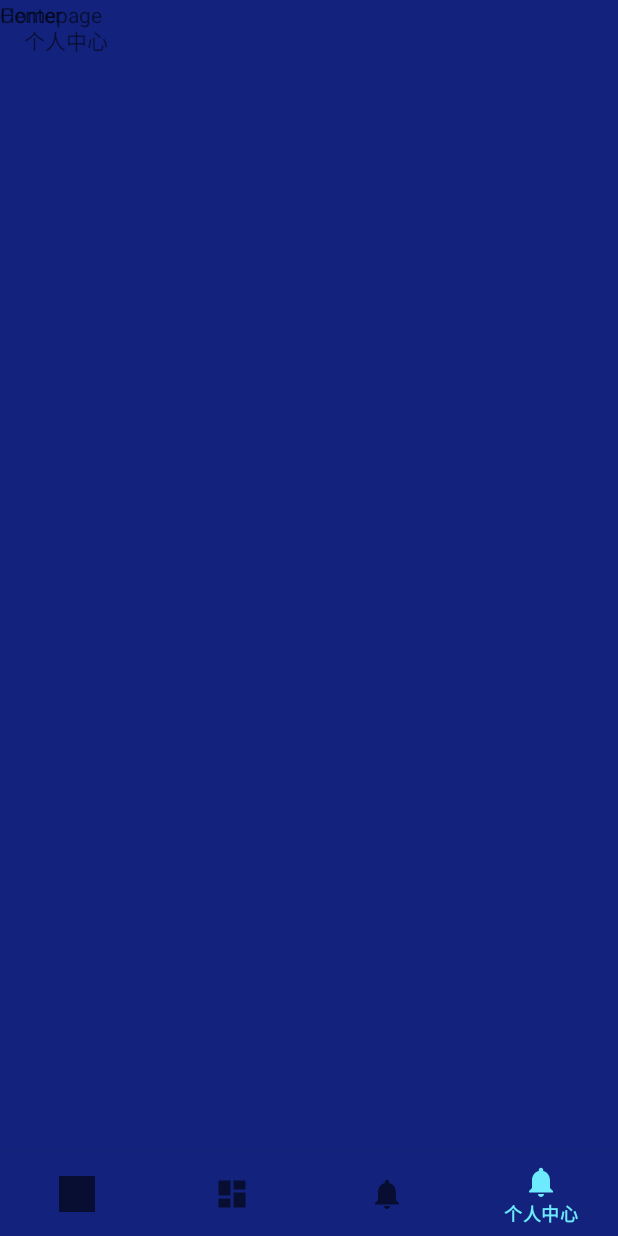
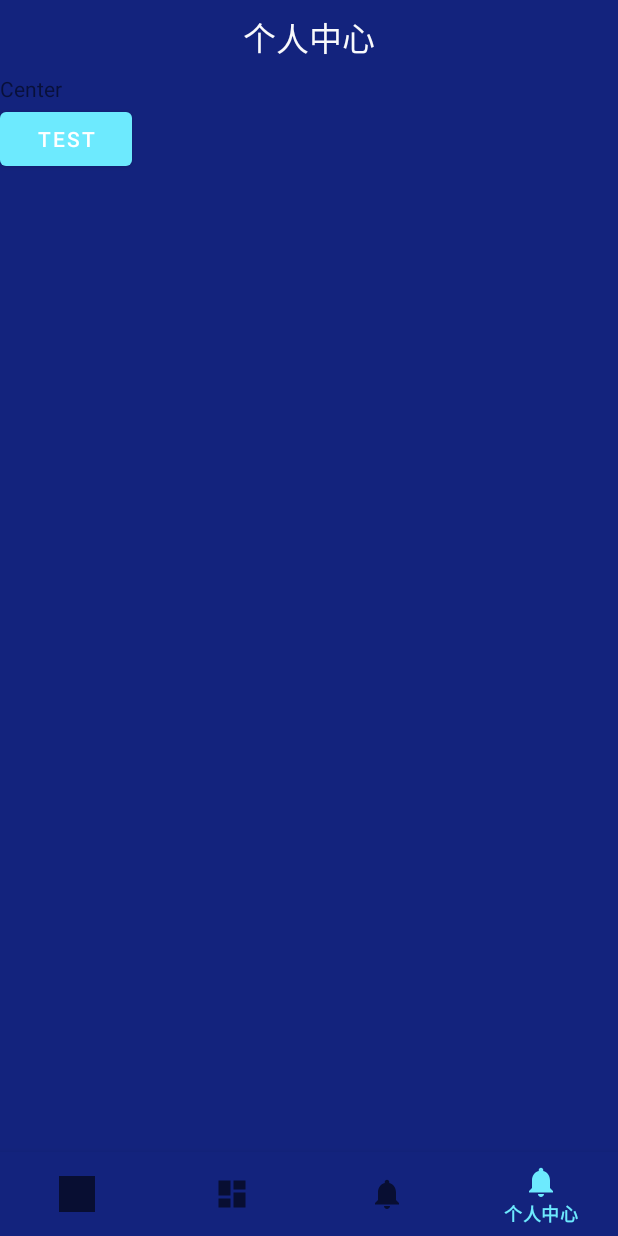
Before and after one commit to addaddgo/HealthCare, an Android app: the MainActivity screen opened directly, with no data from a screen before it, item 4 of the bottom bar chosen, on a phone screen of 412 x 824 dp. Run offline under Robolectric (Android 15) with nearby library versions, the light colour scheme and no system bars.

Commit message:
add the top TextView

```diff
--- a/app/build.gradle
+++ b/app/build.gradle
@@ -4,7 +4,7 @@ android {
     compileSdkVersion 28
     defaultConfig {
         applicationId "com.kyle.heathcare"
-        minSdkVersion 16
+        minSdkVersion 21
         targetSdkVersion 28
         versionCode 1
         versionName "1.0"
--- a/app/src/main/java/com/kyle/heathcare/MainActivity.java
+++ b/app/src/main/java/com/kyle/heathcare/MainActivity.java
@@ -1,7 +1,6 @@
 package com.kyle.heathcare;
 
 import android.os.Bundle;
-import android.support.annotation.NonNull;
 import android.support.design.widget.BottomNavigationView;
 import android.support.v4.app.Fragment;
 import android.support.v4.app.FragmentManager;
@@ -17,33 +16,42 @@ import com.kyle.heathcare.fragment_package.HomepageFragment;
 
 public class MainActivity extends AppCompatActivity {
 
-    private TextView mTextMessage;
-    private Fragment fragment;
+    // TODO: 2019/3/11 1)四个Fragment
+    // TODO: 2019/3/11 2)异常判断及异常Fragment（响铃、倒计时、电话权限）
+    // TODO: 2019/3/11 3)注册
+    // TODO: 2019/3/11 4)多账户数据库
+    // TODO: 2019/3/11 5)健康数据数据库
+    // TODO: 2019/3/11 6)本地偏好设置
+
+    private HomepageFragment homepageFragment;
+    private HealthFragment healthFragment;
+    private DrivingFragment drivingFragment;
+    private CenterFragment centerFragment;
+    private TextView toolbarTitle;
 
     private BottomNavigationView.OnNavigationItemSelectedListener mOnNavigationItemSelectedListener
             = new BottomNavigationView.OnNavigationItemSelectedListener() {
-
         @Override
-        public boolean onNavigationItemSelected(@NonNull MenuItem item) {
+        public boolean onNavigationItemSelected(MenuItem item) {
             switch (item.getItemId()) {
                 case R.id.navigation_homepage:
-                    mTextMessage.setText(R.string.title_homepage);
-                    replaceFragment(new HomepageFragment());
+                    toolbarTitle.setText(R.string.title_homepage);
+                    replaceFragment(homepageFragment);
                     return true;
 
                 case R.id.navigation_health:
-                    mTextMessage.setText(R.string.title_health);
-                    replaceFragment(new HealthFragment());
+                    toolbarTitle.setText(R.string.title_health);
+                    replaceFragment(healthFragment);
                     return true;
 
                 case R.id.navigation_driving:
-                    mTextMessage.setText(R.string.title_driving);
-                    replaceFragment(new DrivingFragment());
+                    toolbarTitle.setText("行驶记录");
+                    replaceFragment(drivingFragment);
                     return true;
 
                 case R.id.navigation_center:
-                    mTextMessage.setText(R.string.title_center);
-                    replaceFragment(new CenterFragment());
+                    toolbarTitle.setText(R.string.title_center);
+                    replaceFragment(centerFragment);
                     return true;
             }
             return false;
@@ -53,18 +61,29 @@ public class MainActivity extends AppCompatActivity {
     private void replaceFragment(Fragment fragment) {
         FragmentManager fragmentManager = getSupportFragmentManager();
         FragmentTransaction transaction = fragmentManager.beginTransaction();
-        transaction.replace(R.id.main_frag, fragment);
+        transaction.replace(R.id.frame_frag, fragment);
         transaction.commit();
     }
+
 
     @Override
     protected void onCreate(Bundle savedInstanceState) {
         super.onCreate(savedInstanceState);
         setContentView(R.layout.activity_main);
+        homepageFragment = new HomepageFragment();
+        healthFragment = new HealthFragment();
+        drivingFragment = new DrivingFragment();
+        centerFragment = new CenterFragment();
+        toolbarTitle = findViewById(R.id.toolbar_title);
 
-        mTextMessage = findViewById(R.id.message);
+        // TODO: 2019/3/11 间距不当
+        toolbarTitle.setText(R.string.title_homepage);
+
+        replaceFragment(homepageFragment);
+
         BottomNavigationView navigation = findViewById(R.id.navigation);
         navigation.setOnNavigationItemSelectedListener(mOnNavigationItemSelectedListener);
     }
 
+
 }
--- a/app/src/main/res/layout/activity_main.xml
+++ b/app/src/main/res/layout/activity_main.xml
@@ -6,24 +6,28 @@
     android:layout_width="match_parent"
     android:layout_height="match_parent"
     tools:context=".MainActivity">
-
-    <fragment
-        android:id="@+id/main_frag"
+    <LinearLayout
         android:layout_width="match_parent"
         android:layout_height="match_parent"
-        android:name="com.kyle.heathcare.fragment_package.HomepageFragment">
-    </fragment>
+        android:orientation="vertical">
+        <TextView
+            android:layout_margin="8dp"
 
-    <TextView
-        android:id="@+id/message"
-        android:layout_width="wrap_content"
-        android:layout_height="wrap_content"
-        android:layout_marginStart="@dimen/activity_horizontal_margin"
-        android:layout_marginLeft="@dimen/activity_horizontal_margin"
-        android:layout_marginTop="@dimen/activity_vertical_margin"
-        android:text="@string/title_homepage"
-        app:layout_constraintLeft_toLeftOf="parent"
-        app:layout_constraintTop_toTopOf="parent" />
+            android:id="@+id/toolbar_title"
+            android:layout_width="match_parent"
+            android:layout_height="wrap_content"
+            android:gravity="center"
+            android:textColor="@color/colorWhite"
+            android:textSize="22sp"/>
+        <FrameLayout
+            android:id="@+id/frame_frag"
+            android:layout_width="match_parent"
+            android:layout_height="match_parent">
+        </FrameLayout>
+
+    </LinearLayout>
+
+
     <android.support.design.widget.BottomNavigationView
         android:id="@+id/navigation"
         android:layout_width="0dp"
--- a/app/src/main/res/layout/center_frag.xml
+++ b/app/src/main/res/layout/center_frag.xml
@@ -1,10 +1,16 @@
 <?xml version="1.0" encoding="utf-8"?>
-<android.support.constraint.ConstraintLayout
+<LinearLayout
     xmlns:android="http://schemas.android.com/apk/res/android" android:layout_width="match_parent"
-    android:layout_height="match_parent">
+    android:layout_height="match_parent"
+    android:orientation="vertical">
     <TextView
         android:layout_width="wrap_content"
         android:layout_height="wrap_content"
+
         android:text="Center"/>
+    <Button
+        android:layout_width="wrap_content"
+        android:layout_height="wrap_content"
+        android:text="test"/>
 
-</android.support.constraint.ConstraintLayout>
+</LinearLayout>
--- a/app/src/main/res/layout/driving_frag.xml
+++ b/app/src/main/res/layout/driving_frag.xml
@@ -1,10 +1,11 @@
 <?xml version="1.0" encoding="utf-8"?>
-<android.support.constraint.ConstraintLayout
-    xmlns:android="http://schemas.android.com/apk/res/android" android:layout_width="match_parent"
+<LinearLayout xmlns:android="http://schemas.android.com/apk/res/android"
+    android:layout_width="match_parent"
     android:layout_height="match_parent">
+
     <TextView
         android:layout_width="wrap_content"
         android:layout_height="wrap_content"
-        android:text="driving"/>
+        android:text="driving" />
 
-</android.support.constraint.ConstraintLayout>
+</LinearLayout>
--- a/app/src/main/res/layout/homepage_frag.xml
+++ b/app/src/main/res/layout/homepage_frag.xml
@@ -1,10 +1,13 @@
 <?xml version="1.0" encoding="utf-8"?>
-<android.support.constraint.ConstraintLayout
-    xmlns:android="http://schemas.android.com/apk/res/android" android:layout_width="match_parent"
-    android:layout_height="match_parent">
+<LinearLayout xmlns:android="http://schemas.android.com/apk/res/android"
+    android:layout_width="match_parent"
+    android:layout_height="match_parent"
+    android:orientation="vertical">
+
     <TextView
-        android:layout_width="wrap_content"
+        android:layout_width="match_parent"
         android:layout_height="wrap_content"
-        android:text="Homepage"/>
+        android:gravity="center"
+        android:text="Homepage " />
 
-</android.support.constraint.ConstraintLayout>
+</LinearLayout>
--- a/app/src/main/res/values/colors.xml
+++ b/app/src/main/res/values/colors.xml
@@ -4,5 +4,6 @@
     <color name="colorPrimaryDark">#001069</color>
     <color name="colorAccent">#00fd21</color>
     <color name="colorBackground">#13237d</color>
+    <color name="colorWhite">#f9fafc</color>
 
 </resources>
```
